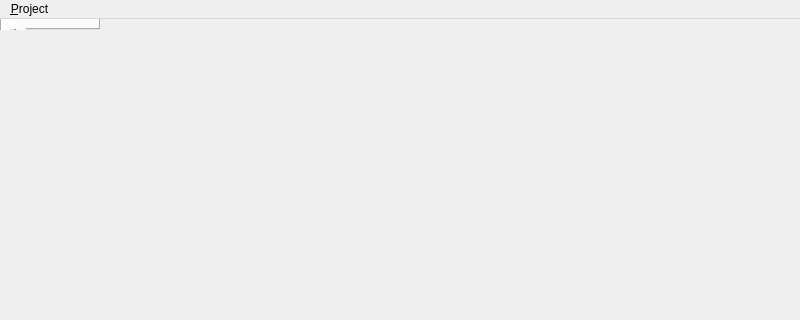
drunkflystudio/client, file src/MainWindow.ui: the form before one commit; both pictures show x 0 to 800 and y 0 to 320 of the 800 by 600 pixel window.
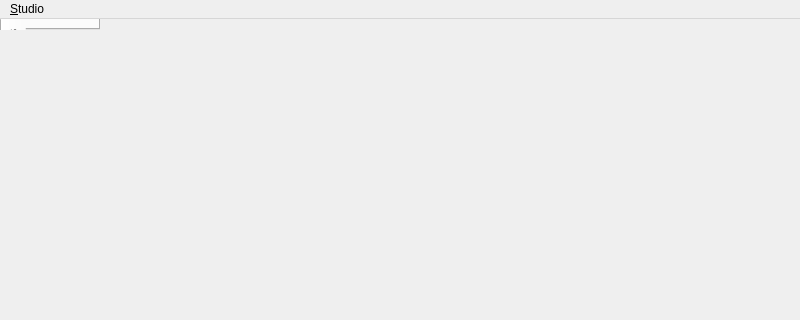
The form after the commit. Icons and pictures are not drawn. Custom widgets are drawn as their Qt base class.

```diff
--- a/src/MainWindow.ui
+++ b/src/MainWindow.ui
@@ -80,13 +80,13 @@
      <height>33</height>
     </rect>
    </property>
-   <widget class="QMenu" name="menuProject">
+   <widget class="QMenu" name="menuStudio">
     <property name="title">
-     <string>&amp;Project</string>
+     <string>&amp;Studio</string>
     </property>
     <addaction name="actionLogout"/>
    </widget>
-   <addaction name="menuProject"/>
+   <addaction name="menuStudio"/>
   </widget>
   <widget class="QStatusBar" name="statusBar"/>
   <action name="actionLogout">
```
Left out of the diff: 2 changed lines with no effect on the pictures.
